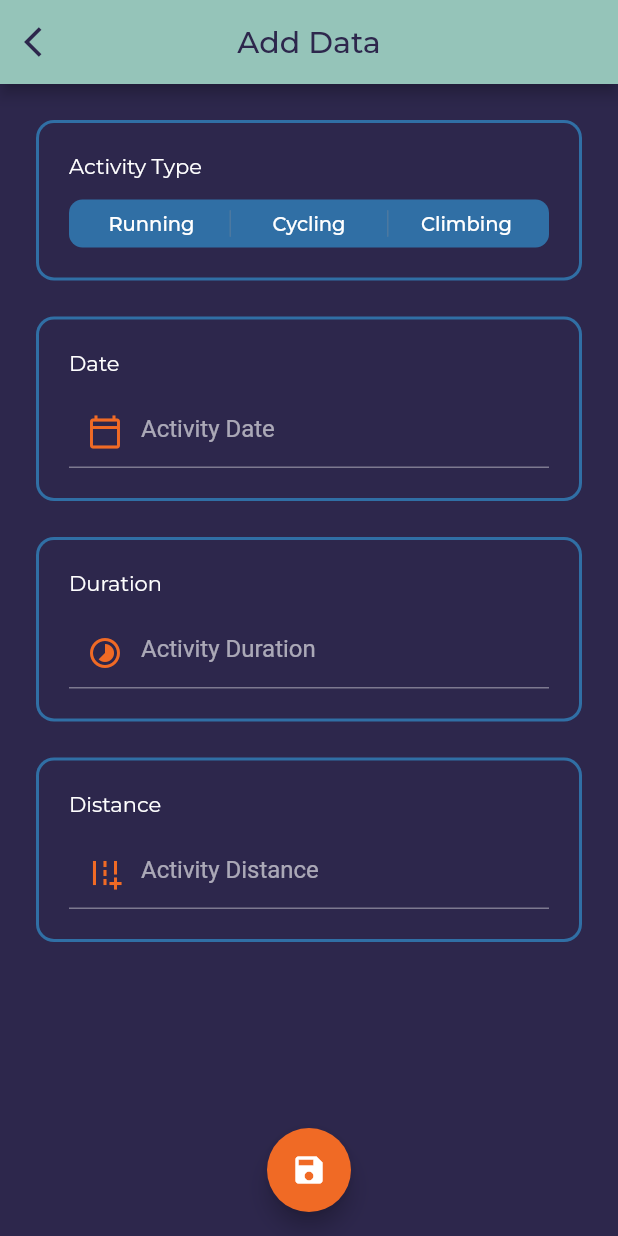
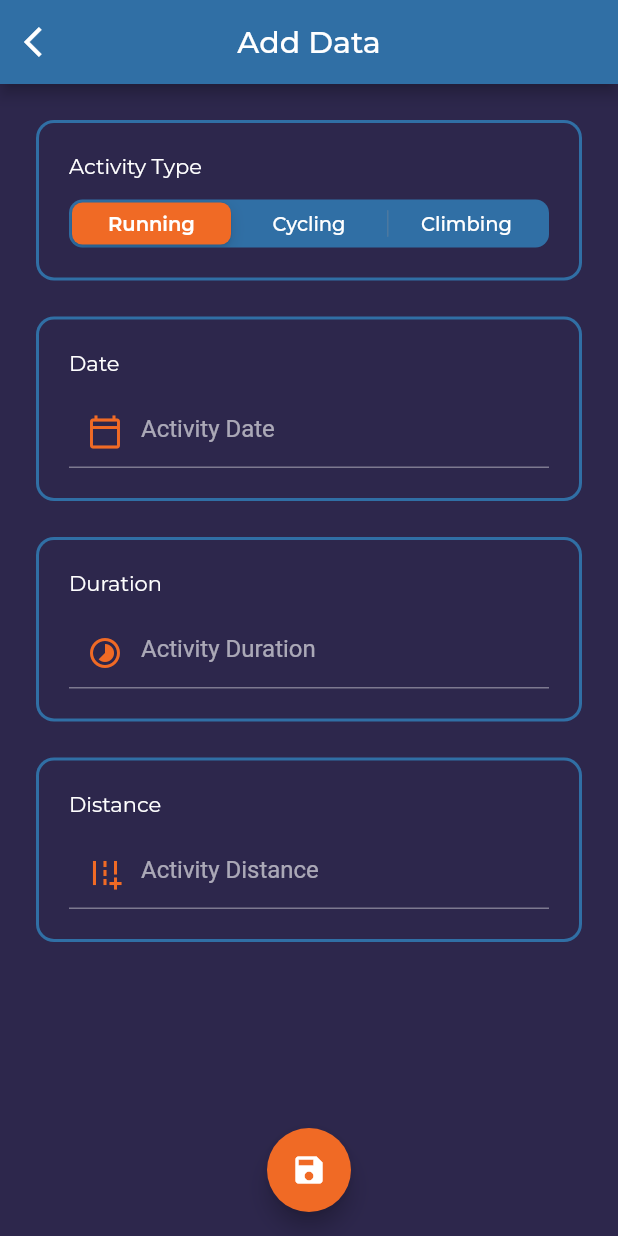
Before and after one commit to luuuuk/datavisualizationapp, a Flutter app: the screen it shows after launch, after a tap on the "add" icon, on a phone screen of 412 x 824 dp. Run offline on Flutter 3.47's test engine with Material 2 defaults, Android fonts, the phone set to English and light mode, and no system bars; our stand-ins replace charts_flutter, google_fonts, sqflite; accounts and stored records are empty.

Commit message:
[Feature] Added weekly overview table, reorganized widget positioning on HomeScreen

```diff
--- a/lib/screens/add_data_screen.dart
+++ b/lib/screens/add_data_screen.dart
@@ -31,7 +31,7 @@ class _AddDataScreenState extends State<AddDataScreen> {
       style: GoogleFonts.montserrat(),
     ),
   };
-  int segmentedControlGroupValue;
+  int segmentedControlGroupValue = 0;
   TextEditingController _dateController = new TextEditingController();
   TextEditingController _timeController = new TextEditingController();
   TextEditingController _distanceController = new TextEditingController();
@@ -48,16 +48,16 @@ class _AddDataScreenState extends State<AddDataScreen> {
         leading: IconButton(
           icon: Icon(
             Icons.arrow_back_ios,
-            color: ThemeColors.darkBlue,
+            color: Colors.white,
           ),
           onPressed: () {
             Navigator.pop(context);
           },
         ),
-        backgroundColor: ThemeColors.blueGreenis,
+        backgroundColor: ThemeColors.lightBlue,
         title: Text(
           "Add Data",
-          style: GoogleFonts.montserrat(color: ThemeColors.darkBlue),
+          style: GoogleFonts.montserrat(color: Colors.white),
         ),
         centerTitle: true,
       ),
@@ -140,6 +140,9 @@ class _AddDataScreenState extends State<AddDataScreen> {
                 ),
                 "Distance",
               ),
+            ),
+            Container(
+              margin: EdgeInsets.fromLTRB(0, 24, 0, 0),
             ),
           ],
         ),
--- a/lib/widgets/bottom_bar.dart
+++ b/lib/widgets/bottom_bar.dart
@@ -12,25 +12,25 @@ class BottomBarWidget extends StatelessWidget{
       notchMargin: 4.0,
       clipBehavior: Clip.antiAlias,
       child: BottomNavigationBar(
-          backgroundColor: ThemeColors.blueGreenis,
+          backgroundColor: ThemeColors.lightBlue,
           items: [
             BottomNavigationBarItem(
                 icon: Icon(
                   Icons.list,
-                  color: ThemeColors.darkBlue,
+                  color: Colors.white,
                 ),
                 title: Text(
                   "List",
-                  style: GoogleFonts.montserrat(color: ThemeColors.darkBlue),
+                  style: GoogleFonts.montserrat(color: Colors.white),
                 )),
             BottomNavigationBarItem(
                 icon: Icon(
                   Icons.edit,
-                  color: ThemeColors.darkBlue,
+                  color: Colors.white,
                 ),
                 title: Text(
                   "Edit",
-                  style: GoogleFonts.montserrat(color: ThemeColors.darkBlue),
+                  style: GoogleFonts.montserrat(color: Colors.white),
                 )),
           ]),
     );
```
Also changed, not shown: lib/screens/home_screen.dart (+114 -32 lines), lib/services/sorting_data.dart (+16 -0 lines).
